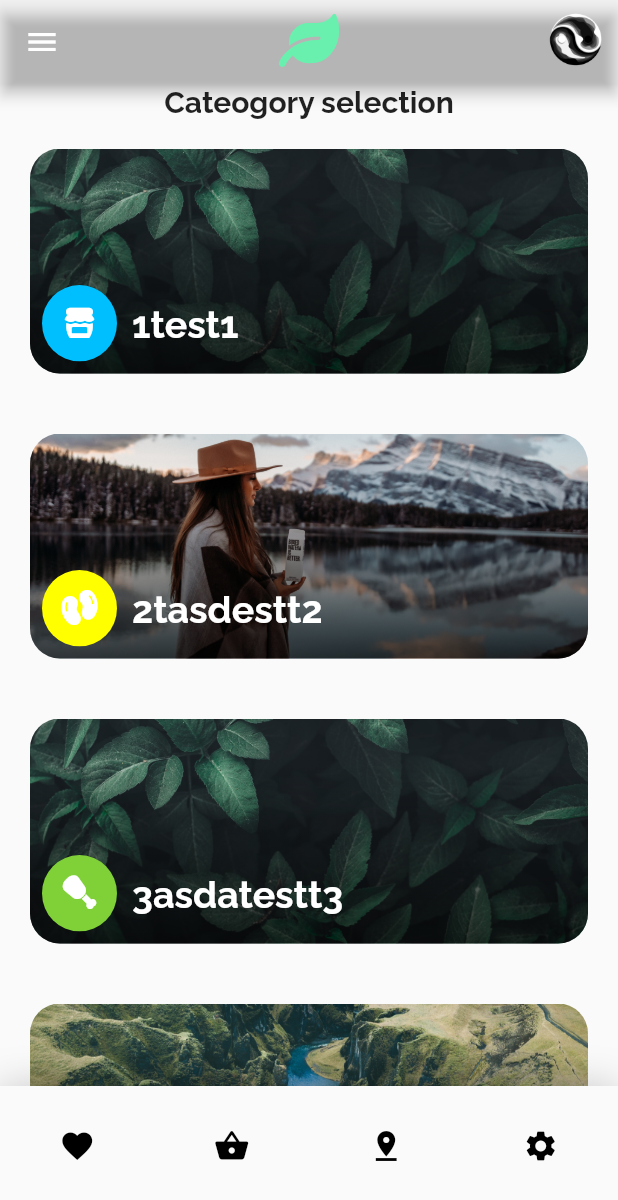
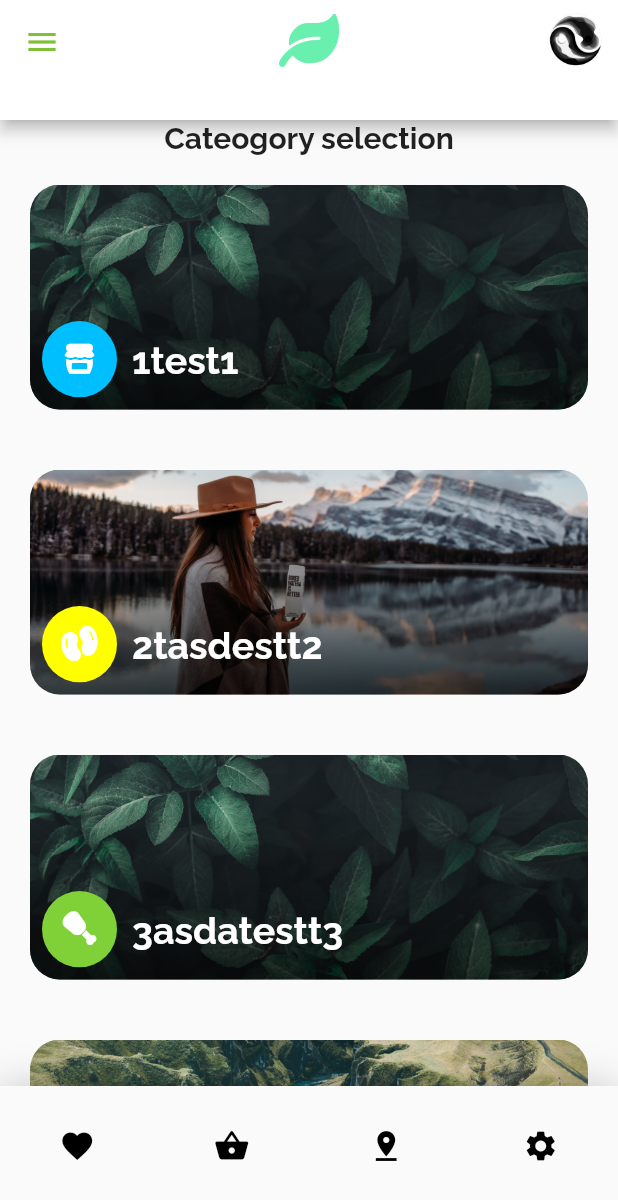
Before and after one commit to rohilrajkarki/vision, a Flutter app: the CategoryListPage screen opened directly, on a phone screen of 412 x 824 dp. Shown: the top 1200 px of the screen. Run offline on Flutter 3.47's test engine with Material 2 defaults, Android fonts, the phone set to English and light mode, and no system bars.

Commit message:
app_bar_error_solved

```diff
--- a/lib/pages/categorylistpage.dart
+++ b/lib/pages/categorylistpage.dart
@@ -5,6 +5,7 @@
 import 'package:ying_yang/widgets/category_bottom_bar.dart';
 import 'package:ying_yang/widgets/category_card.dart';
 import 'package:ying_yang/widgets/iconfont.dart';
+import 'package:ying_yang/widgets/main_AppBar.dart';
 
 class CategoryListPage extends StatelessWidget {
   //member variable to hold the reference to the list of cateogries
@@ -14,20 +15,7 @@
   Widget build(BuildContext context) {
     return Scaffold(
       drawer: Drawer(),
-      appBar: AppBar(
-        centerTitle: true,
-        title: IconFont(
-          color: Colors.greenAccent,
-          size: 40,
-          iconName: 'a',
-        ),
-        backgroundColor: Colors.transparent,
-        actions: [
-          Container(
-            child: Image.asset('assets/images/ying_yang.png'),
-          )
-        ],
-      ),
+      appBar: MainAppBar(),
       body: Container(
         child: Stack(
           children: [
@@ -52,7 +40,8 @@
                         Navigator.push(
                             context,
                             MaterialPageRoute(
-                              builder: (context) => SelectedCategoryPage(),
+                              builder: (context) => SelectedCategoryPage(
+                                  selectedCategory: this.categories[index]),
                             ));
                       },
                     );
--- a/lib/pages/splash_page.dart
+++ b/lib/pages/splash_page.dart
@@ -19,7 +19,7 @@
       body: Container(
         // height: MediaQuery.of(context).size.height,
         // width: MediaQuery.of(context).size.width,
-        color: Colors.grey,
+        color: Colors.green,
         alignment: Alignment.center,
         child: IconFont(
           color: Colors.white,
--- a/lib/widgets/main_AppBar.dart
+++ b/lib/widgets/main_AppBar.dart
@@ -3,6 +3,10 @@
 import 'iconfont.dart';
 
 class MainAppBar extends StatefulWidget implements PreferredSizeWidget {
+  Color themeColor;
+
+  MainAppBar({this.themeColor = const Color(0xFF80C038)});
+
   @override
   _MainAppBarState createState() => _MainAppBarState();
 
@@ -16,12 +20,13 @@
   Widget build(BuildContext context) {
     return AppBar(
       centerTitle: true,
+      iconTheme: IconThemeData(color: widget.themeColor),
       title: IconFont(
         color: Colors.greenAccent,
         size: 40,
         iconName: 'a',
       ),
-      backgroundColor: Colors.transparent,
+      backgroundColor: Colors.white,
       actions: [
         Container(
           child: Image.asset('assets/images/ying_yang.png'),
```
Also changed, not shown: lib/main.dart (+3 -8 lines).
